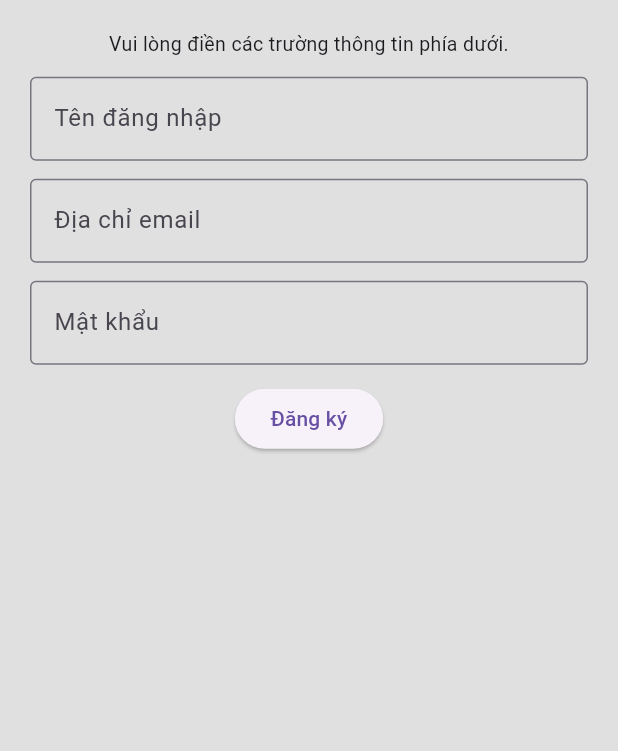
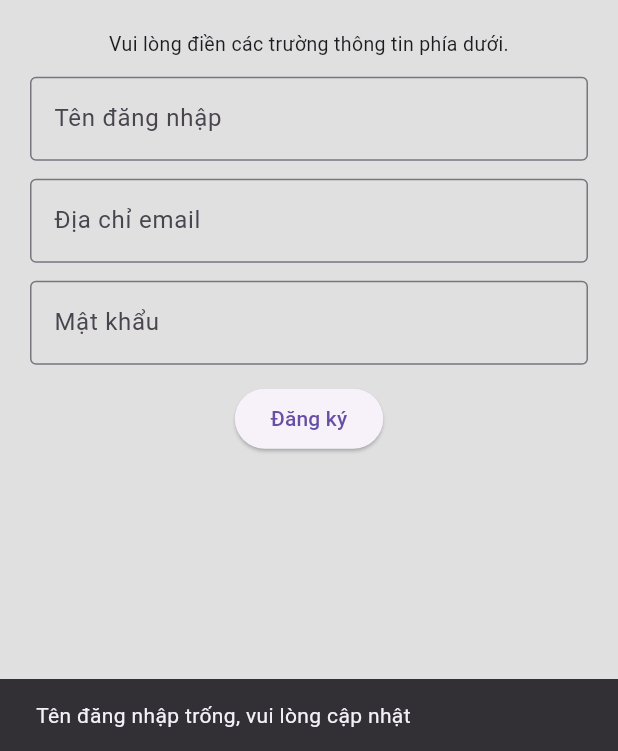
Before and after one commit to Mr-QB/IoTChallend, a Flutter app: the SignUpPage screen opened directly, after a tap on "Đăng ký", on a phone screen of 412 x 824 dp, the part 485-1236 px from its top. Run offline on Flutter 3.47's test engine with Material 3 defaults, Android fonts, the phone set to English and light mode, and no system bars.

Commit message:
Update login, registration, forgotten password functions for mobile app

```diff
--- a/MobileApp/rcapp/lib/pages/singUpPage.dart
+++ b/MobileApp/rcapp/lib/pages/singUpPage.dart
@@ -1,5 +1,6 @@
 import 'package:flutter/material.dart';
 import 'package:rcapp/config.dart';
+import 'loginPage.dart';
 import 'package:http/http.dart' as http;
 import 'dart:convert';
 
@@ -13,6 +14,25 @@ class SignUpPage extends StatelessWidget {
     String password = _password.text.trim();
     String email = _email.text.trim();
 
+    if (username == "") {
+      ScaffoldMessenger.of(context).showSnackBar(
+        SnackBar(
+          content: Text('Tên đăng nhập trống, vui lòng cập nhật'),
+        ),
+      );
+    } else if (password == "") {
+      ScaffoldMessenger.of(context).showSnackBar(
+        SnackBar(
+          content: Text('Mật khẩu trống, vui lòng cập nhật'),
+        ),
+      );
+    } else if (email == "") {
+      ScaffoldMessenger.of(context).showSnackBar(
+        SnackBar(
+          content: Text('Email trống, vui lòng cập nhật'),
+        ),
+      );
+    } else {
       final response = await http.post(
         Uri.parse(AppConfig.http_url + "/register"),
         headers: {
@@ -26,13 +46,25 @@ class SignUpPage extends StatelessWidget {
       );
 
       if (response.statusCode == 200) {
-      // message = '';
+        Navigator.pop(context);
+        ScaffoldMessenger.of(context).showSnackBar(
+          SnackBar(
+            content: Text('Đăng ký người dùng mới thành công.'),
+          ),
+        );
+      } else if (response.statusCode == 402) {
+        ScaffoldMessenger.of(context).showSnackBar(
+          SnackBar(
+            content: Text('Tên người dùng đã tồn tại'),
+          ),
+        );
       } else {
         ScaffoldMessenger.of(context).showSnackBar(
           SnackBar(
-          content: Text('Xảy ra lỗi khi đăng ký người dùng mới'),
+            content: Text('Xảy ra lỗi khi đăng ký người dùng mới.'),
           ),
         );
+      }
     }
   }
 
```
Also changed, not shown: MobileApp/rcapp/lib/pages/forgotPasswordPage.dart (+6 -2 lines), 2 other files. Lines whose indentation alone changed are shown as unchanged.
